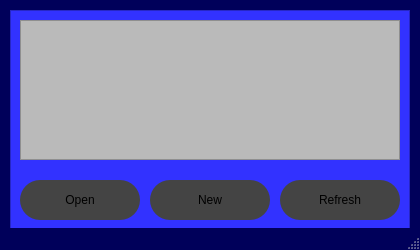
IcaroCastro/MnM-Combat-Manager, file GUI/CharListWindow.ui: the form before one commit.
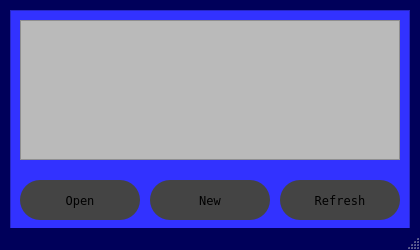
The form after the commit.

Commit message: Correção // Commit das alterações em CharListWindow.ui e InitWindow.ui

Patch:
```diff
--- a/GUI/CharListWindow.ui
+++ b/GUI/CharListWindow.ui
@@ -49,6 +49,11 @@
        <height>40</height>
       </rect>
      </property>
+     <property name="font">
+      <font>
+       <family>Fixedsys</family>
+      </font>
+     </property>
      <property name="styleSheet">
       <string notr="true">#openChar{
 	background-color: rgb(68, 68, 68);
@@ -75,6 +80,11 @@
        <height>40</height>
       </rect>
      </property>
+     <property name="font">
+      <font>
+       <family>Fixedsys</family>
+      </font>
+     </property>
      <property name="styleSheet">
       <string notr="true">#createChar{
 	background-color: rgb(68, 68, 68);
@@ -122,6 +132,11 @@
        <height>40</height>
       </rect>
      </property>
+     <property name="font">
+      <font>
+       <family>Fixedsys</family>
+      </font>
+     </property>
      <property name="styleSheet">
       <string notr="true">#refreshButton{
 	background-color: rgb(68, 68, 68);
```
The commit also changes 1 other file.
